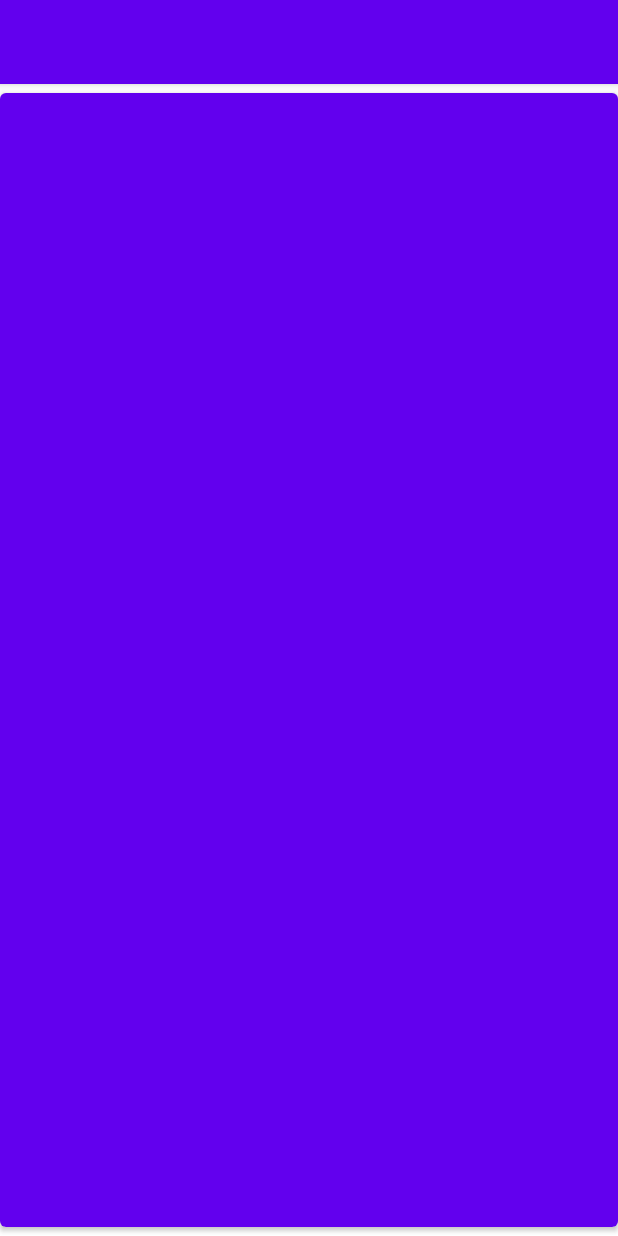
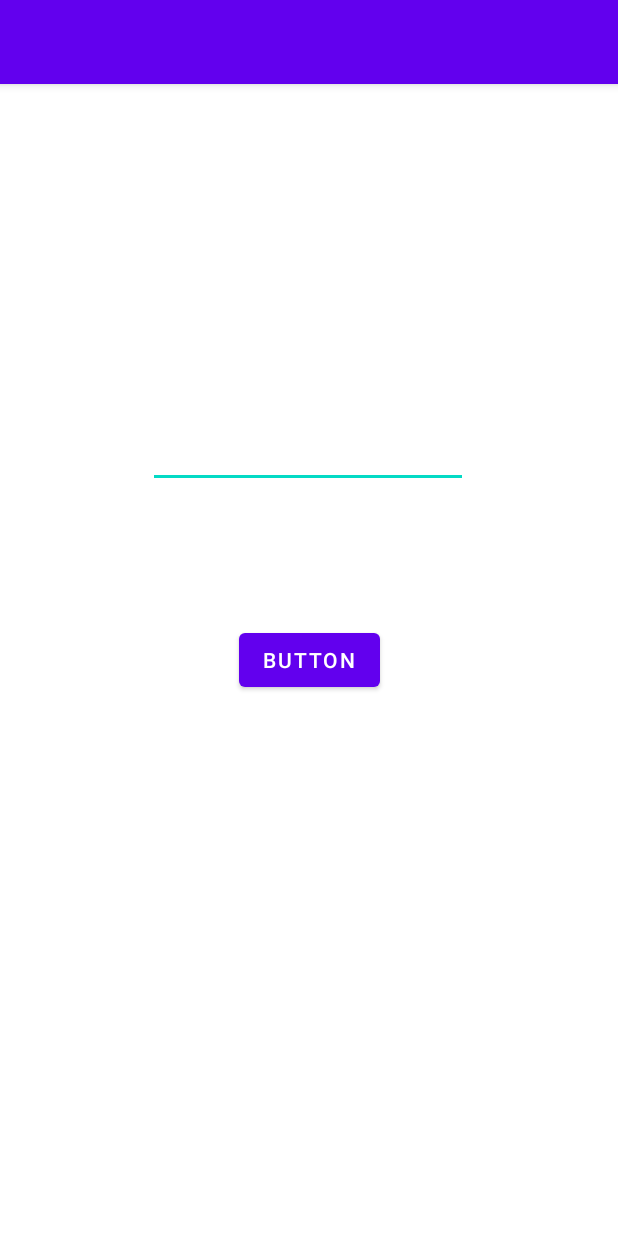
Before and after one commit to menezesryan/Chat_Application, an Android app: the screen it shows after launch (MainActivity), on a phone screen of 412 x 824 dp. Run offline under Robolectric (Android 15) with nearby library versions, the light colour scheme and no system bars.

Commit message:
started making phone authentication

```diff
--- a/app/src/main/AndroidManifest.xml
+++ b/app/src/main/AndroidManifest.xml
@@ -1,6 +1,8 @@
 <?xml version="1.0" encoding="utf-8"?>
 <manifest xmlns:android="http://schemas.android.com/apk/res/android"
     package="com.example.chat_application">
+
+    <uses-permission android:name="android.permission.INTERNET"/>
 
     <application
         android:allowBackup="true"
--- a/app/src/main/java/com/example/chat_application/MainActivity.java
+++ b/app/src/main/java/com/example/chat_application/MainActivity.java
@@ -3,12 +3,20 @@ package com.example.chat_application;
 import androidx.appcompat.app.AppCompatActivity;
 
 import android.os.Bundle;
+import android.widget.Button;
+import android.widget.EditText;
 
 public class MainActivity extends AppCompatActivity {
+
+    private Button b;
+    private EditText phone;
 
     @Override
     protected void onCreate(Bundle savedInstanceState) {
         super.onCreate(savedInstanceState);
         setContentView(R.layout.activity_main);
+
+        b = findViewById(R.id.b);
+        phone = findViewById(R.id.phone);
     }
 }
--- a/app/src/main/res/layout/activity_main.xml
+++ b/app/src/main/res/layout/activity_main.xml
@@ -6,17 +6,26 @@
     android:layout_height="match_parent"
     tools:context=".MainActivity">
 
-    <TextView
+    <EditText
+        android:id="@+id/phone"
         android:layout_width="wrap_content"
         android:layout_height="wrap_content"
-        android:text="Hello World!"
+        android:ems="10"
+        android:inputType="phone"
         app:layout_constraintBottom_toBottomOf="parent"
-        app:layout_constraintLeft_toLeftOf="parent"
-        app:layout_constraintRight_toRightOf="parent"
-        app:layout_constraintTop_toTopOf="parent" />
+        app:layout_constraintEnd_toEndOf="parent"
+        app:layout_constraintHorizontal_bias="0.497"
+        app:layout_constraintStart_toStartOf="parent"
+        app:layout_constraintTop_toTopOf="parent"
+        app:layout_constraintVertical_bias="0.31" />
 
     <Button
-        android:layout_width="match_parent"
-        android:layout_height="match_parent"/>
-
+        android:id="@+id/b"
+        android:layout_width="wrap_content"
+        android:layout_height="wrap_content"
+        android:text="Button"
+        app:layout_constraintBottom_toBottomOf="parent"
+        app:layout_constraintEnd_toEndOf="parent"
+        app:layout_constraintStart_toStartOf="parent"
+        app:layout_constraintTop_toTopOf="parent" />
 </androidx.constraintlayout.widget.ConstraintLayout>
```
